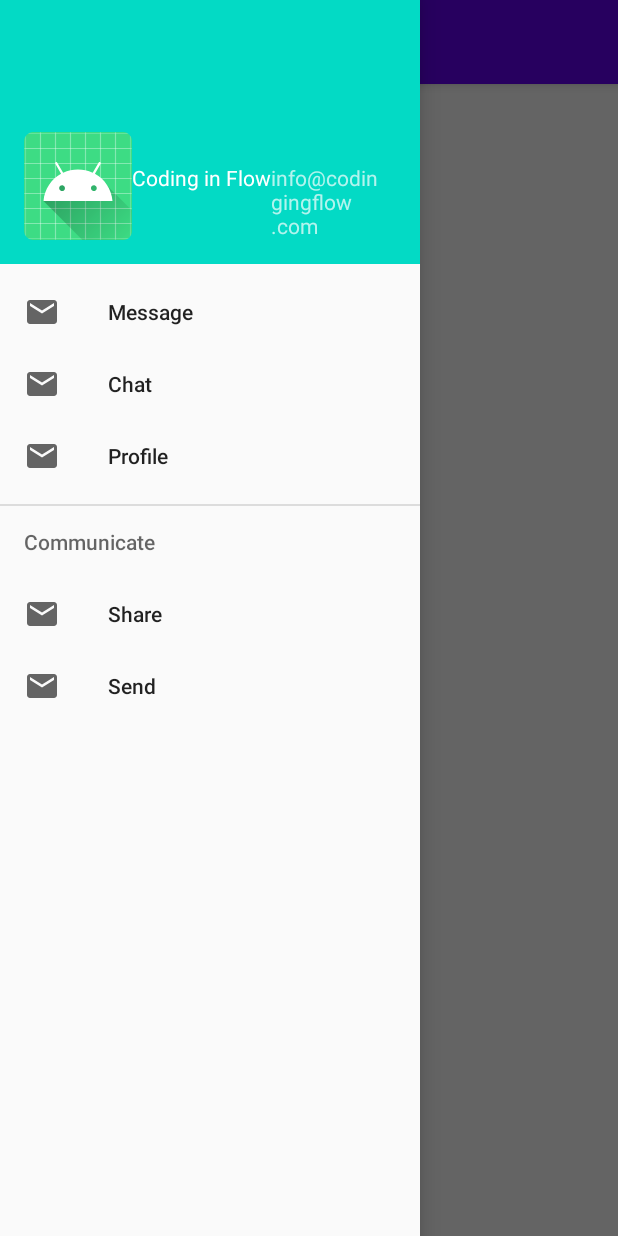
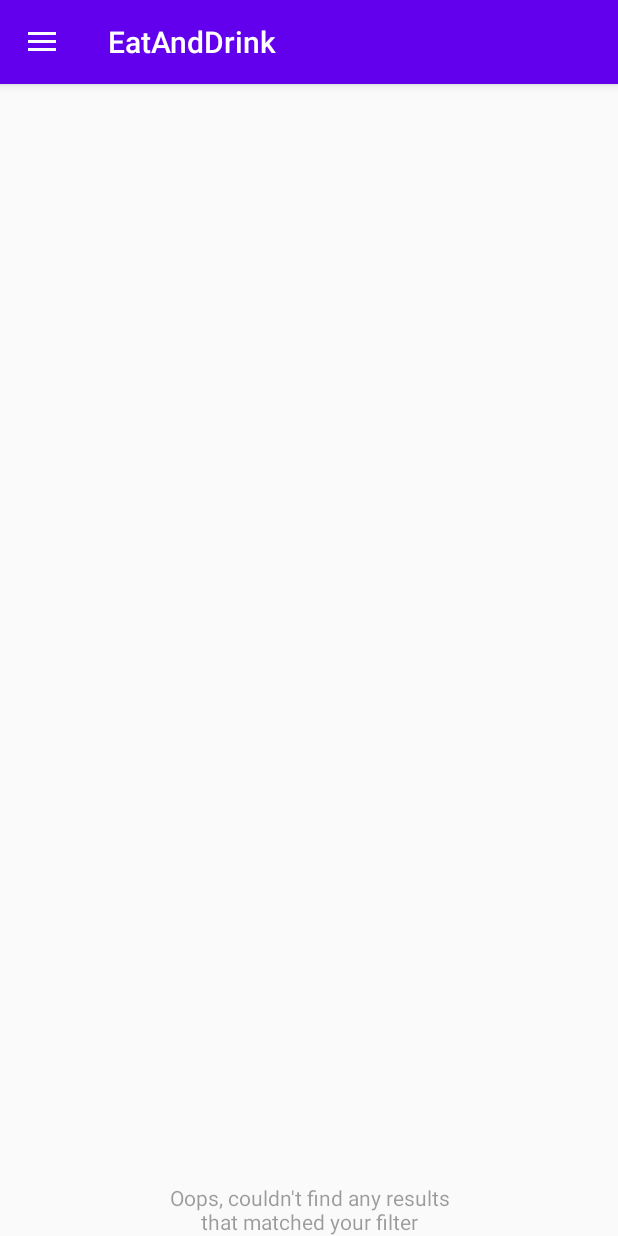
Before and after one commit to kksweet8845/WTEApp, an Android app: the screen it shows after launch (MainActivity), after a tap on "Message", on a phone screen of 412 x 824 dp. Run offline under Robolectric (Android 15) with nearby library versions, the phone set to English and light mode, and no system bars; our stand-ins replace Firebase (no records; nobody signed in at launch, a user with empty details on screens opened directly); 1 other tap on this screen came first.

Commit message:
Add ListView Method

```diff
--- a/EatAndDrink/app/src/main/java/com/example/eatanddrink/CategoryFragment.java
+++ b/EatAndDrink/app/src/main/java/com/example/eatanddrink/CategoryFragment.java
@@ -11,6 +11,8 @@ import androidx.lifecycle.ViewModelProvider;
 import android.view.LayoutInflater;
 import android.view.View;
 import android.view.ViewGroup;
+
+import com.example.eatanddrink.viewmodel.CategoryViewModel;
 
 import java.util.List;
 
--- a/EatAndDrink/app/src/main/java/com/example/eatanddrink/MainActivity.java
+++ b/EatAndDrink/app/src/main/java/com/example/eatanddrink/MainActivity.java
@@ -10,6 +10,7 @@ import androidx.fragment.app.FragmentManager;
 import androidx.fragment.app.FragmentTransaction;
 
 import android.os.Bundle;
+import android.util.Log;
 
 import com.google.android.material.navigation.NavigationView;
 
@@ -21,10 +22,11 @@ public class MainActivity extends AppCompatActivity {
     /**
      * Fragment Name
      */
-    static final String HOME_FRA        = "home fragment";
-    static final String WIZARD_FRA      = "wizard fragment";
-    static final String CATEGORY_FRA    = "category fragment";
-    static final String CURRENT_FRA     = "current fragment name";
+    static final String HOME_FRA            = "home fragment";
+    static final String WIZARD_FRA          = "wizard fragment";
+    static final String CATEGORY_FRA        = "category fragment";
+    static final String RESTAURANTITEM_FRA  = "restaurant fragment";
+    static final String CURRENT_FRA         = "current fragment name";
 
 
 
@@ -49,10 +51,7 @@ public class MainActivity extends AppCompatActivity {
 
 
 
-
-        if(savedInstanceState != null){
-            loadFragment(savedInstanceState);
-        }
+        loadFragment(savedInstanceState);
 
 
     }
@@ -77,7 +76,12 @@ public class MainActivity extends AppCompatActivity {
         FragmentManager fragmentManager = getSupportFragmentManager();
         FragmentTransaction fragmentTransaction = fragmentManager.beginTransaction();
 
-        String current_fra = savedInstanceState.getString(CURRENT_FRA);
+        String current_fra;
+        if(savedInstanceState != null)
+            current_fra = savedInstanceState.getString(CURRENT_FRA);
+        else
+            current_fra = RESTAURANTITEM_FRA;
+
 
         Fragment fragment = null;
 
@@ -92,8 +96,13 @@ public class MainActivity extends AppCompatActivity {
             case CATEGORY_FRA:
                 // TODO: CATEGORY FRA
                 break;
+            case RESTAURANTITEM_FRA:
+                Log.w("MainActivity", "Load rest fragment");
+                fragment = (RestaurantItemFragment) RestaurantItemFragment.newInstance();
+                fragmentTransaction.add(R.id.drawer_layout, fragment);
+                break;
         }
-
+        fragmentTransaction.commit();
     }
 
     @Override
@@ -104,7 +113,7 @@ public class MainActivity extends AppCompatActivity {
     @Override
     protected void onRestoreInstanceState(@NonNull Bundle savedInstanceState) {
         super.onRestoreInstanceState(savedInstanceState);
-        // TODO: restoer instance state
+        // TODO: restore instance state
     }
 
 
--- /dev/null
+++ b/EatAndDrink/app/src/main/java/com/example/eatanddrink/RestaurantItemFragment.java
@@ -0,0 +1,140 @@
+package com.example.eatanddrink;
+
+import android.content.Context;
+import android.os.Bundle;
+
+import androidx.fragment.app.Fragment;
+import androidx.lifecycle.Observer;
+import androidx.lifecycle.ViewModelProvider;
+import androidx.recyclerview.widget.GridLayoutManager;
+import androidx.recyclerview.widget.LinearLayoutManager;
+import androidx.recyclerview.widget.RecyclerView;
+
+import android.util.Log;
+import android.view.LayoutInflater;
+import android.view.View;
+import android.view.ViewGroup;
+import android.widget.RelativeLayout;
+
+import com.example.eatanddrink.adapter.RestaurantAdapter;
+import com.example.eatanddrink.dummy.DummyContent;
+import com.example.eatanddrink.dummy.DummyContent.DummyItem;
+import com.example.eatanddrink.viewmodel.restaurant.RestaurantViewModel;
+import com.google.firebase.firestore.DocumentSnapshot;
+import com.google.firebase.firestore.FirebaseFirestore;
+import com.google.firebase.firestore.Query;
+
+import java.util.List;
+
+/**
+ * A fragment representing a list of Items.
+ * <p/>
+ * Activities containing this fragment MUST implement the
+ * interface.
+ */
+public class RestaurantItemFragment extends Fragment implements
+        RestaurantAdapter.OnRestaurantSelectedListener, View.OnClickListener{
+
+
+    private RecyclerView recyclerView;
+    private RestaurantAdapter mAdapter;
+    private RecyclerView.LayoutManager layoutManager;
+    private RestaurantViewModel restaurantViewModel;
+    private Query rest_query;
+    private View rootView;
+    private FirebaseFirestore mFirestore;
+    private Query mQuery;
+    private RestaurantAdapter.OnRestaurantSelectedListener root;
+
+
+    private static final String TAG = "RestaurantItemFragment";
+
+    /**
+     * Mandatory empty constructor for the fragment manager to instantiate the
+     * fragment (e.g. upon screen orientation changes).
+     */
+    public RestaurantItemFragment() {
+
+    }
+
+    // TODO: Customize parameter initialization
+    public static RestaurantItemFragment newInstance() {
+        RestaurantItemFragment fragment = new RestaurantItemFragment();
+        Bundle args = new Bundle();
+        fragment.setArguments(args);
+        return fragment;
+    }
+
+    @Override
+    public void onCreate(Bundle savedInstanceState) {
+        super.onCreate(savedInstanceState);
+
+        FirebaseFirestore.setLoggingEnabled(true);
+        root = this;
+        // set up View Model
+        Log.i(TAG, "Set up View Model");
+//        restaurantViewModel = new ViewModelProvider(this).get(RestaurantViewModel.class);
+//        restaurantViewModel.getRestaurant().observe(this, new Observer<Query>() {
+//            @Override
+//            public void onChanged(Query rests) {
+//                // Update Adapter
+//                rest_query = rests;
+//
+//            }
+//        });
+        mFirestore = FirebaseFirestore.getInstance();
+
+        mQuery = mFirestore.collection("love2eat")
+                .orderBy("name", Query.Direction.DESCENDING)
+                .limit(50);
+    }
+
+    @Override
+    public View onCreateView(LayoutInflater inflater, ViewGroup container,
+                             Bundle savedInstanceState) {
+        View view = inflater.inflate(R.layout.fragment_restaurant_item_list, container, false);
+
+        rootView = view;
+        recyclerView = view.findViewById(R.id.recyclerRestaurants);
+
+        Context context = view.getContext();
+
+        mAdapter = new RestaurantAdapter(mQuery, this) {
+            @Override
+            protected void onDataChanged() {
+                Log.i(TAG, "Data changed");
+                if(getItemCount() == 0){
+                    rootView.findViewById(R.id.recyclerRestaurants).setVisibility(View.GONE);
+                    rootView.findViewById(R.id.viewEmpty).setVisibility(View.VISIBLE);
+                }else{
+                    rootView.findViewById(R.id.recyclerRestaurants).setVisibility(View.VISIBLE);
+                    rootView.findViewById(R.id.viewEmpty).setVisibility(View.GONE);
+                }
+
+            }
+        };
+
+        recyclerView.setLayoutManager(new LinearLayoutManager(context));
+        recyclerView.setAdapter(mAdapter);
+        mAdapter.startListening();
+        return view;
+    }
+
+    @Override
+    public void onStart() {
+        super.onStart();
+
+    }
+
+    @Override
+    public void onClick(View v) {
+        Log.d("TAG", String.format("View ID : %d", v.getId()));
+    }
+
+
+
+    @Override
+    public void onRestaurantSelectedListener(DocumentSnapshot restaurant) {
+        // TODO: Go to the details page for the selected restaurant
+    }
+}
--- a/EatAndDrink/app/src/main/java/com/example/eatanddrink/CategoryViewModel.java
+++ b/EatAndDrink/app/src/main/java/com/example/eatanddrink/viewmodel/CategoryViewModel.java
@@ -1,8 +1,10 @@
-package com.example.eatanddrink;
+package com.example.eatanddrink.viewmodel;
 
 import androidx.lifecycle.LiveData;
 import androidx.lifecycle.MutableLiveData;
 import androidx.lifecycle.ViewModel;
+
+import com.example.eatanddrink.FoodCategory;
 
 import java.util.List;
 
--- /dev/null
+++ b/EatAndDrink/app/src/main/res/layout/fragment_restaurant_item_list.xml
@@ -0,0 +1,57 @@
+<?xml version="1.0" encoding="utf-8"?>
+<RelativeLayout xmlns:android="http://schemas.android.com/apk/res/android"
+    xmlns:app="http://schemas.android.com/apk/res-auto"
+    xmlns:tools="http://schemas.android.com/tools"
+    android:layout_width="match_parent"
+    android:layout_height="match_parent"
+    android:paddingLeft="16dp"
+    android:paddingRight="16dp"
+    android:id="@+id/restaurant_layout">
+
+
+
+    <androidx.recyclerview.widget.RecyclerView
+        android:id="@+id/recyclerRestaurants"
+        android:name="com.example.eatanddrink.RestaurantItemFragment"
+        android:layout_width="match_parent"
+        android:layout_height="match_parent"
+        android:layout_marginLeft="16dp"
+        android:layout_marginRight="16dp"
+        app:layoutManager="LinearLayoutManager"
+        tools:context=".RestaurantItemFragment"
+        tools:listitem="@layout/fragment_restaurant_item" />
+
+
+    <!-- Empty list view -->
+    <LinearLayout
+        android:id="@+id/viewEmpty"
+        android:layout_width="wrap_content"
+        android:layout_height="wrap_content"
+        android:layout_alignParentBottom="true"
+        android:layout_centerHorizontal="true"
+        android:gravity="center"
+        android:orientation="vertical"
+        android:visibility="gone"
+        tools:visibility="gone">
+
+        <TextView
+            style="@style/AppTheme.Body1"
+            android:layout_width="wrap_content"
+            android:layout_height="wrap_content"
+            android:gravity="center"
+            android:text="@string/message_no_results"
+            android:textColor="@color/greyDisabled" />
+
+    </LinearLayout>
+
+    <ProgressBar
+        android:id="@+id/progressLoading"
+        android:layout_width="wrap_content"
+        android:layout_height="wrap_content"
+        android:layout_alignBottom="@+id/recyclerRestaurants"
+        android:layout_alignTop="@+id/recyclerRestaurants"
+        android:layout_centerHorizontal="true"
+        android:visibility="gone" />
+
+
+</RelativeLayout>
--- a/EatAndDrink/app/src/main/res/values/colors.xml
+++ b/EatAndDrink/app/src/main/res/values/colors.xml
@@ -3,4 +3,8 @@
     <color name="colorPrimary">#6200EE</color>
     <color name="colorPrimaryDark">#3700B3</color>
     <color name="colorAccent">#03DAC5</color>
+
+    <color name="greyPrimary">#DE000000</color>
+    <color name="greySecondary">#8B000000</color>
+    <color name="greyDisabled">#61000000</color>
 </resources>
--- /dev/null
+++ b/EatAndDrink/app/src/main/res/values/dimens.xml
@@ -0,0 +1,4 @@
+<?xml version="1.0" encoding="utf-8"?>
+<resources>
+    <dimen name="text_margin">16dp</dimen>
+</resources>
--- a/EatAndDrink/app/src/main/res/values/strings.xml
+++ b/EatAndDrink/app/src/main/res/values/strings.xml
@@ -5,4 +5,7 @@
 
     <!-- TODO: Remove or change this placeholder text -->
     <string name="hello_blank_fragment">Hello blank fragment</string>
+
+    <string name="message_no_results">Oops, couldn\'t find any results\nthat matched your filter</string>
+    <string name="message_no_reviews">Be the first to leave a review!</string>
 </resources>
--- a/EatAndDrink/app/src/main/res/values/styles.xml
+++ b/EatAndDrink/app/src/main/res/values/styles.xml
@@ -13,4 +13,10 @@
         <item name="windowNoTitle">true</item>
     </style>
 
+
+    <style name="AppTheme.Body1">
+        <item name="android:fontFamily">sans-serif</item>
+        <item name="android:textSize">14sp</item>
+    </style>
+
 </resources>
```
Also changed, not shown: EatAndDrink/app/build.gradle (+10 -1 lines), EatAndDrink/app/src/main/java/com/example/eatanddrink/adapter/FirestoreAdapter.java (added, +130 -0 lines), EatAndDrink/app/src/main/java/com/example/eatanddrink/adapter/RestaurantAdapter.java (added, +96 -0 lines), EatAndDrink/app/src/main/java/com/example/eatanddrink/dummy/DummyContent.java (added, +72 -0 lines), EatAndDrink/app/src/main/java/com/example/eatanddrink/dummy/RestaurantContent.java (added, +42 -0 lines), EatAndDrink/app/src/main/java/com/example/eatanddrink/model/Restaurant.java (added, +42 -0 lines), EatAndDrink/app/src/main/java/com/example/eatanddrink/viewmodel/restaurant/RestaurantViewModel.java (added, +53 -0 lines), EatAndDrink/app/src/main/res/layout/fragment_restaurant_item.xml (added, +31 -0 lines).
